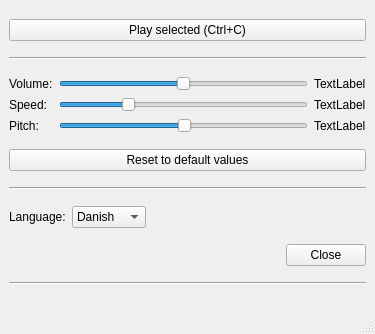
davidlamhauge/daspeaker, file mainwindow.ui: the form before one commit.
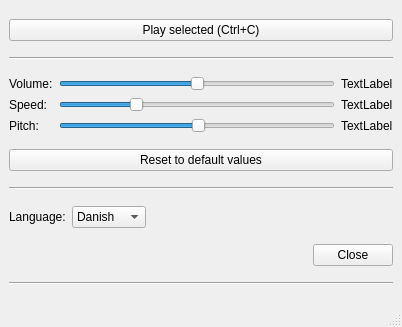
The form after the commit.

Patch:
```diff
--- a/mainwindow.ui
+++ b/mainwindow.ui
@@ -6,8 +6,8 @@
    <rect>
     <x>0</x>
     <y>0</y>
-    <width>375</width>
-    <height>334</height>
+    <width>402</width>
+    <height>327</height>
    </rect>
   </property>
   <property name="windowTitle">
```
Left out of the diff: 2 changed lines with no effect on the pictures.
